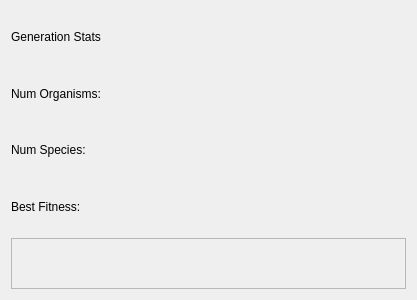
ArtificialEvolvingWorld/neural-net-tests, file pygui/population_diagnostics.ui: the form before one commit.
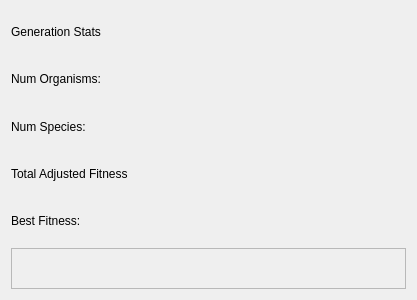
The form after the commit.

Commit message: Added new textual diagnostic information to the population/species/organism diagnostic windows. Added support for CPPN node types, which currently displays node types as different colors (add labels). Added Regression1D fitness function.

What changed in the file:
```diff
--- a/pygui/population_diagnostics.ui
+++ b/pygui/population_diagnostics.ui
@@ -49,21 +49,21 @@
      </property>
     </widget>
    </item>
-   <item row="3" column="0">
+   <item row="4" column="0">
     <widget class="QLabel" name="label_4">
      <property name="text">
       <string>Best Fitness:</string>
      </property>
     </widget>
    </item>
-   <item row="3" column="1">
+   <item row="4" column="1">
     <widget class="QLabel" name="best_fitness">
      <property name="text">
       <string/>
      </property>
     </widget>
    </item>
-   <item row="4" column="0" colspan="2">
+   <item row="5" column="0" colspan="2">
     <widget class="QFrame" name="plot_holder">
      <property name="frameShape">
       <enum>QFrame::StyledPanel</enum>
@@ -73,6 +73,20 @@
      </property>
     </widget>
    </item>
+   <item row="3" column="0">
+    <widget class="QLabel" name="label_5">
+     <property name="text">
+      <string>Total Adjusted Fitness</string>
+     </property>
+    </widget>
+   </item>
+   <item row="3" column="1">
+    <widget class="QLabel" name="total_adj_fitness">
+     <property name="text">
+      <string/>
+     </property>
+    </widget>
+   </item>
   </layout>
  </widget>
  <resources/>
```
Left out of the diff: 28 changed lines with no effect on the pictures. The commit also changes 9 other files.
